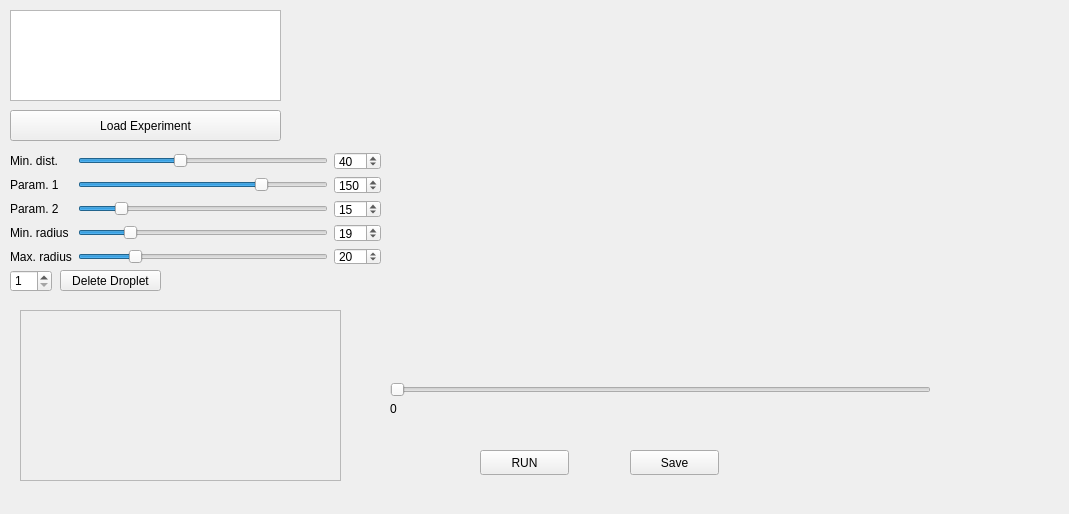
This is src/gui/analysis.ui in gfogwill/FrESH as Qt 5 draws it before an edit. The edited form follows.
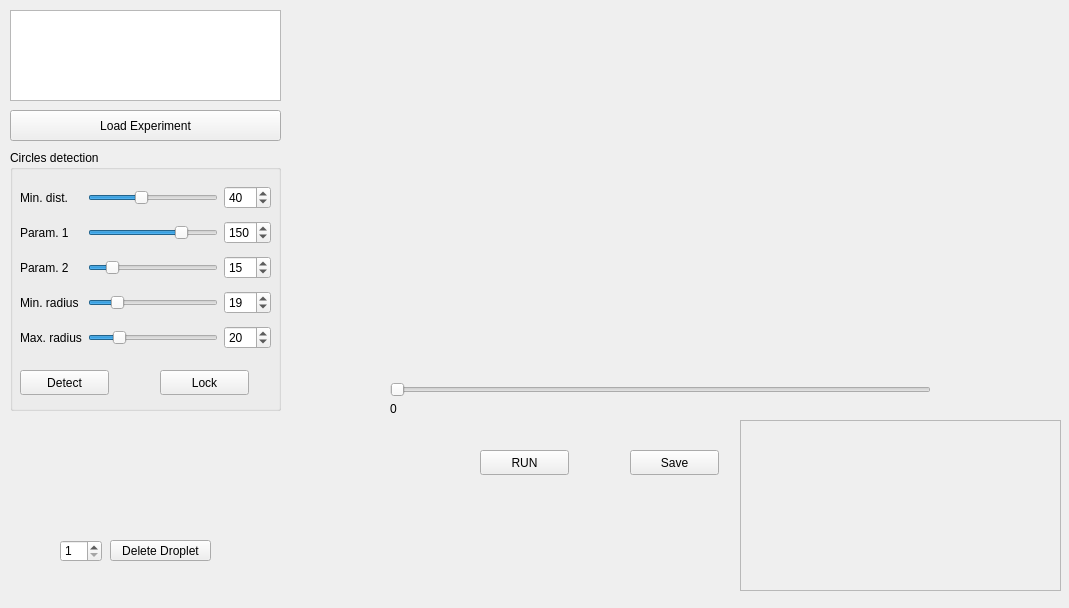
This is the edited form. Custom widgets are drawn as their Qt base class.

Commit message: feat: lock circles position

What changed in the file:
```diff
--- a/src/gui/analysis.ui
+++ b/src/gui/analysis.ui
@@ -7,7 +7,7 @@
     <x>0</x>
     <y>0</y>
     <width>1069</width>
-    <height>514</height>
+    <height>608</height>
    </rect>
   </property>
   <property name="windowTitle">
@@ -24,144 +24,6 @@
      </rect>
     </property>
    </widget>
-   <widget class="QWidget" name="gridLayoutWidget_2">
-    <property name="geometry">
-     <rect>
-      <x>10</x>
-      <y>152</y>
-      <width>371</width>
-      <height>113</height>
-     </rect>
-    </property>
-    <layout class="QGridLayout" name="gridLayout">
-     <item row="3" column="0">
-      <widget class="QLabel" name="label_4">
-       <property name="text">
-        <string>Min. radius</string>
-       </property>
-      </widget>
-     </item>
-     <item row="1" column="0">
-      <widget class="QLabel" name="label_2">
-       <property name="text">
-        <string>Param. 1</string>
-       </property>
-      </widget>
-     </item>
-     <item row="4" column="2">
-      <widget class="QSpinBox" name="spinBox_17">
-       <property name="value">
-        <number>20</number>
-       </property>
-      </widget>
-     </item>
-     <item row="1" column="2">
-      <widget class="QSpinBox" name="spinBox_14">
-       <property name="maximum">
-        <number>200</number>
-       </property>
-       <property name="value">
-        <number>150</number>
-       </property>
-      </widget>
-     </item>
-     <item row="0" column="0">
-      <widget class="QLabel" name="label">
-       <property name="text">
-        <string>Min. dist.</string>
-       </property>
-      </widget>
-     </item>
-     <item row="2" column="2">
-      <widget class="QSpinBox" name="spinBox_15">
-       <property name="value">
-        <number>15</number>
-       </property>
-      </widget>
-     </item>
-     <item row="3" column="2">
-      <widget class="QSpinBox" name="spinBox_16">
-       <property name="value">
-        <number>19</number>
-       </property>
-      </widget>
-     </item>
-     <item row="3" column="1">
-      <widget class="QSlider" name="horizontalSlider_16">
-       <property name="value">
-        <number>19</number>
-       </property>
-       <property name="orientation">
-        <enum>Qt::Horizontal</enum>
-       </property>
-      </widget>
-     </item>
-     <item row="1" column="1">
-      <widget class="QSlider" name="horizontalSlider_14">
-       <property name="maximum">
-        <number>200</number>
-       </property>
-       <property name="value">
-        <number>150</number>
-       </property>
-       <property name="orientation">
-        <enum>Qt::Horizontal</enum>
-       </property>
-      </widget>
-     </item>
-     <item row="4" column="1">
-      <widget class="QSlider" name="horizontalSlider_17">
-       <property name="value">
-        <number>21</number>
-       </property>
-       <property name="orientation">
-        <enum>Qt::Horizontal</enum>
-       </property>
-      </widget>
-     </item>
-     <item row="2" column="0">
-      <widget class="QLabel" name="label_3">
-       <property name="text">
-        <string>Param. 2</string>
-       </property>
-      </widget>
-     </item>
-     <item row="4" column="0">
-      <widget class="QLabel" name="label_5">
-       <property name="text">
-        <string>Max. radius</string>
-       </property>
-      </widget>
-     </item>
-     <item row="0" column="2">
-      <widget class="QSpinBox" name="spinBox_13">
-       <property name="value">
-        <number>40</number>
-       </property>
-      </widget>
-     </item>
-     <item row="0" column="1">
-      <widget class="QSlider" name="horizontalSlider_13">
-       <property name="value">
-        <number>40</number>
-       </property>
-       <property name="orientation">
-        <enum>Qt::Horizontal</enum>
-       </property>
-      </widget>
-     </item>
-     <item row="2" column="1">
-      <widget class="QSlider" name="horizontalSlider_15">
-       <property name="value">
-        <number>15</number>
-       </property>
-       <property name="orientation">
-        <enum>Qt::Horizontal</enum>
-       </property>
-      </widget>
-     </item>
-    </layout>
-   </widget>
    <widget class="QPushButton" name="loadExperimentButton">
     <property name="geometry">
      <rect>
@@ -191,8 +53,8 @@
    <widget class="QFrame" name="frame">
     <property name="geometry">
      <rect>
-      <x>20</x>
-      <y>310</y>
+      <x>740</x>
+      <y>420</y>
       <width>321</width>
       <height>171</height>
      </rect>
@@ -262,8 +124,8 @@
    <widget class="QSpinBox" name="delete_spinbox">
     <property name="geometry">
      <rect>
-      <x>10</x>
-      <y>270</y>
+      <x>60</x>
+      <y>540</y>
       <width>42</width>
       <height>22</height>
      </rect>
@@ -278,8 +140,8 @@
    <widget class="QPushButton" name="deleteButton">
     <property name="geometry">
      <rect>
-      <x>60</x>
-      <y>270</y>
+      <x>110</x>
+      <y>540</y>
       <width>101</width>
       <height>21</height>
      </rect>
@@ -288,19 +150,6 @@
      <string>Delete Droplet</string>
     </property>
    </widget>
-   <widget class="QLabel" name="deleted_label">
-    <property name="geometry">
-     <rect>
-      <x>10</x>
-      <y>290</y>
-      <width>391</width>
-      <height>21</height>
-     </rect>
-    </property>
-    <property name="text">
-     <string/>
-    </property>
-   </widget>
    <widget class="QLabel" name="temp_label">
     <property name="geometry">
      <rect>
@@ -317,13 +166,190 @@
    <widget class="PlotWidget" name="FFwidget" native="true">
     <property name="geometry">
      <rect>
-      <x>30</x>
-      <y>320</y>
+      <x>750</x>
+      <y>430</y>
       <width>301</width>
       <height>151</height>
      </rect>
     </property>
    </widget>
+   <widget class="QGroupBox" name="groupBox">
+    <property name="geometry">
+     <rect>
+      <x>10</x>
+      <y>150</y>
+      <width>271</width>
+      <height>261</height>
+     </rect>
+    </property>
+    <property name="title">
+     <string>Circles detection</string>
+    </property>
+    <widget class="QWidget" name="gridLayoutWidget_2">
+     <property name="geometry">
+      <rect>
+       <x>10</x>
+       <y>30</y>
+       <width>251</width>
+       <height>179</height>
+      </rect>
+     </property>
+     <layout class="QGridLayout" name="gridLayout">
+      <item row="1" column="2">
+       <widget class="QSpinBox" name="spinBox_14">
+        <property name="maximum">
+         <number>200</number>
+        </property>
+        <property name="value">
+         <number>150</number>
+        </property>
+       </widget>
+      </item>
+      <item row="2" column="1">
+       <widget class="QSlider" name="horizontalSlider_15">
+        <property name="value">
+         <number>15</number>
+        </property>
+        <property name="orientation">
+         <enum>Qt::Horizontal</enum>
+        </property>
+       </widget>
+      </item>
+      <item row="0" column="2">
+       <widget class="QSpinBox" name="spinBox_13">
+        <property name="value">
+         <number>40</number>
+        </property>
+       </widget>
+      </item>
+      <item row="0" column="0">
+       <widget class="QLabel" name="label">
+        <property name="text">
+         <string>Min. dist.</string>
+        </property>
+       </widget>
+      </item>
+      <item row="0" column="1">
+       <widget class="QSlider" name="horizontalSlider_13">
+        <property name="value">
+         <number>40</number>
+        </property>
+        <property name="orientation">
+         <enum>Qt::Horizontal</enum>
+        </property>
+       </widget>
+      </item>
+      <item row="3" column="2">
+       <widget class="QSpinBox" name="spinBox_16">
+        <property name="value">
+         <number>19</number>
+        </property>
+       </widget>
+      </item>
+      <item row="3" column="1">
+       <widget class="QSlider" name="horizontalSlider_16">
+        <property name="value">
+         <number>19</number>
+        </property>
+        <property name="orientation">
+         <enum>Qt::Horizontal</enum>
+        </property>
+       </widget>
+      </item>
+      <item row="2" column="0">
+       <widget class="QLabel" name="label_3">
+        <property name="text">
+         <string>Param. 2</string>
+        </property>
+       </widget>
+      </item>
+      <item row="4" column="1">
+       <widget class="QSlider" name="horizontalSlider_17">
+        <property name="value">
+         <number>21</number>
+        </property>
+        <property name="orientation">
+         <enum>Qt::Horizontal</enum>
+        </property>
+       </widget>
+      </item>
+      <item row="4" column="0">
+       <widget class="QLabel" name="label_5">
+        <property name="text">
+         <string>Max. radius</string>
+        </property>
+       </widget>
+      </item>
+      <item row="3" column="0">
+       <widget class="QLabel" name="label_4">
+        <property name="text">
+         <string>Min. radius</string>
+        </property>
+       </widget>
+      </item>
+      <item row="4" column="2">
+       <widget class="QSpinBox" name="spinBox_17">
+        <property name="value">
+         <number>20</number>
+        </property>
+       </widget>
+      </item>
+      <item row="1" column="0">
+       <widget class="QLabel" name="label_2">
+        <property name="text">
+         <string>Param. 1</string>
+        </property>
+       </widget>
+      </item>
+      <item row="1" column="1">
+       <widget class="QSlider" name="horizontalSlider_14">
+        <property name="maximum">
+         <number>200</number>
+        </property>
+        <property name="value">
+         <number>150</number>
+        </property>
+        <property name="orientation">
+         <enum>Qt::Horizontal</enum>
+        </property>
+       </widget>
+      </item>
+      <item row="2" column="2">
+       <widget class="QSpinBox" name="spinBox_15">
+        <property name="value">
+         <number>15</number>
+        </property>
+       </widget>
+      </item>
+     </layout>
+    </widget>
+    <widget class="QPushButton" name="pushButton_Detect">
+     <property name="geometry">
+      <rect>
+       <x>10</x>
+       <y>220</y>
+       <width>89</width>
+       <height>25</height>
+      </rect>
+     </property>
+     <property name="text">
+      <string>Detect</string>
+     </property>
+    </widget>
+    <widget class="QPushButton" name="pushButton_Lock">
+     <property name="geometry">
+      <rect>
+       <x>150</x>
+       <y>220</y>
+       <width>89</width>
+       <height>25</height>
+      </rect>
+     </property>
+     <property name="text">
+      <string>Lock</string>
+     </property>
+    </widget>
+   </widget>
   </widget>
  </widget>
  <customwidgets>
```
The commit also changes 2 other files.
